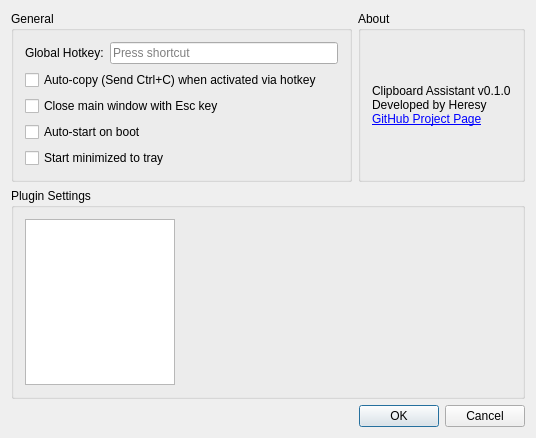
KHeresy/ClipboardAssistant, file ClipboardAssistant/Setting.ui: the form before one commit.
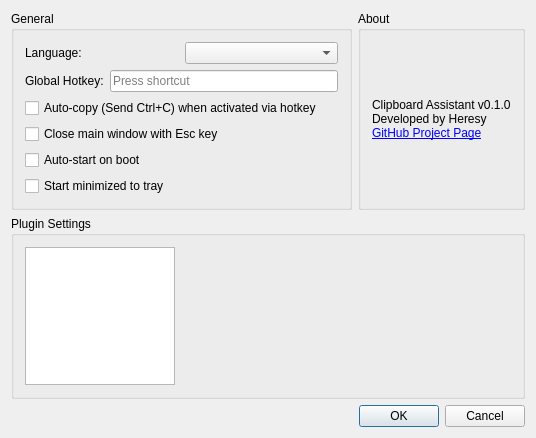
The form after the commit.

What changed in the file:
```diff
--- a/ClipboardAssistant/Setting.ui
+++ b/ClipboardAssistant/Setting.ui
@@ -25,6 +25,20 @@
         <string>General</string>
        </property>
        <layout class="QVBoxLayout" name="verticalLayout_general">
+        <item>
+         <layout class="QHBoxLayout" name="horizontalLayout_lang">
+          <item>
+           <widget class="QLabel" name="labelLanguage">
+            <property name="text">
+             <string>Language:</string>
+            </property>
+           </widget>
+          </item>
+          <item>
+           <widget class="QComboBox" name="comboBoxLanguage"/>
+          </item>
+         </layout>
+        </item>
         <item>
          <layout class="QHBoxLayout" name="horizontalLayout">
           <item>
```
